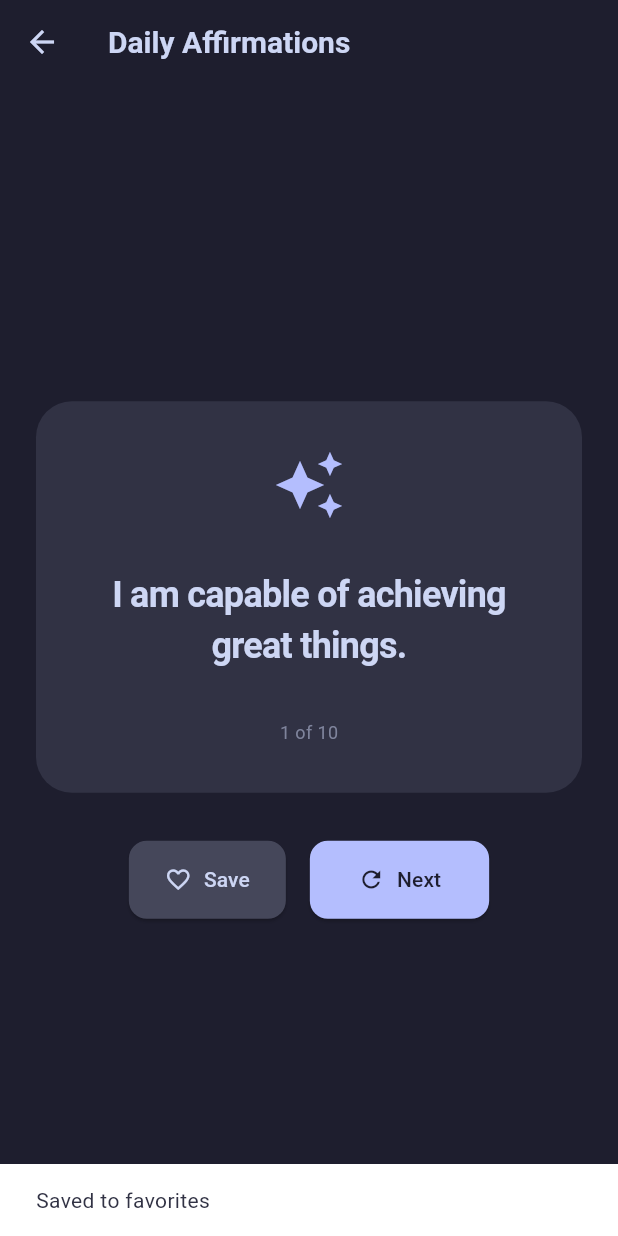
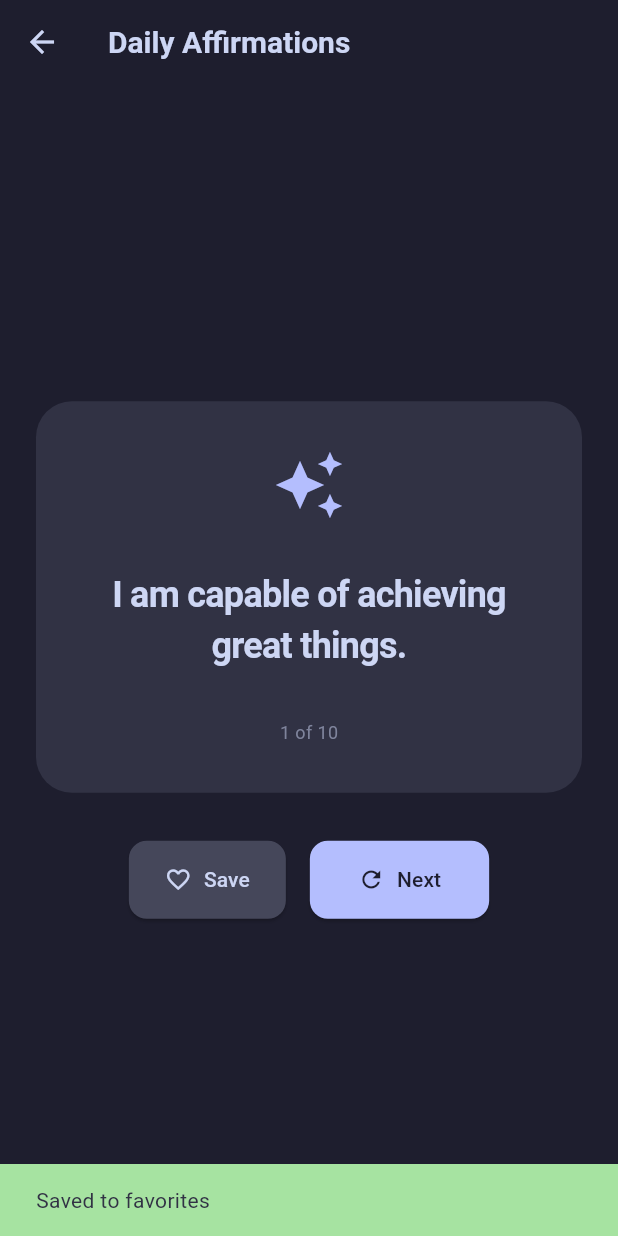
Before and after one commit to Motaphe/Jen, a Flutter app: the screen it shows after launch, after a tap on "Affirmations", after a tap on "Save", on a phone screen of 412 x 824 dp. Run offline on Flutter 3.47's test engine with Material 3 defaults, Android fonts, the phone set to English and light mode, and no system bars; our stand-ins replace fl_chart, shared_preferences, sqflite; accounts and stored records are empty.

Commit message:
feat: add haptic feedback and save animation to affirmations
- Add immediate haptic feedback on save button press
- Implement visual scale animation when saving
- Change icon to filled heart during save
- Change button color to green during save operation
- Improve SnackBar with green background color

```diff
--- a/lib/screens/affirmations_screen.dart
+++ b/lib/screens/affirmations_screen.dart
@@ -1,4 +1,5 @@
 import 'package:flutter/material.dart';
+import 'package:flutter/services.dart';
 import '../constants/colors.dart';
 import '../constants/text_styles.dart';
 import '../services/database_helper.dart';
@@ -14,6 +15,7 @@ class AffirmationsScreen extends StatefulWidget {
 
 class _AffirmationsScreenState extends State<AffirmationsScreen> {
   int currentIndex = 0;
+  bool _isSaving = false;
 
   final List<String> affirmations = [
     "I am capable of achieving great things.",
@@ -90,34 +92,52 @@ class _AffirmationsScreenState extends State<AffirmationsScreen> {
               Row(
                 mainAxisAlignment: MainAxisAlignment.center,
                 children: [
-                  ElevatedButton.icon(
+                  AnimatedScale(
+                    scale: _isSaving ? 0.95 : 1.0,
+                    duration: const Duration(milliseconds: 100),
+                    child: ElevatedButton.icon(
                       onPressed: () async {
+                        // Immediate haptic feedback
+                        HapticFeedback.mediumImpact();
+
+                        // Visual feedback
+                        setState(() {
+                          _isSaving = true;
+                        });
+
                         final messenger = ScaffoldMessenger.of(context);
                         final db = DatabaseHelper.instance;
                         await db.saveFavoriteAffirmation(
                           affirmations[currentIndex],
                         );
 
+                        // Reset animation state
+                        setState(() {
+                          _isSaving = false;
+                        });
+
                         if (mounted) {
                           messenger.showSnackBar(
-                          const SnackBar(
-                            content: Text('Saved to favorites'),
-                            duration: Duration(seconds: 1),
+                            SnackBar(
+                              content: const Text('Saved to favorites'),
+                              duration: const Duration(seconds: 1),
+                              backgroundColor: AppColors.green,
                             ),
                           );
                         }
                       },
-                    icon: const Icon(Icons.favorite_border),
+                      icon: Icon(_isSaving ? Icons.favorite : Icons.favorite_border),
                       label: const Text('Save'),
                       style: ElevatedButton.styleFrom(
-                      backgroundColor: AppColors.surface1,
-                      foregroundColor: AppColors.text,
+                        backgroundColor: _isSaving ? AppColors.green : AppColors.surface1,
+                        foregroundColor: _isSaving ? AppColors.base : AppColors.text,
                         padding: const EdgeInsets.symmetric(
                           horizontal: 24,
                           vertical: 16,
                         ),
                         shape: RoundedRectangleBorder(
                           borderRadius: BorderRadius.circular(12),
+                        ),
                       ),
                     ),
                   ),
--- a/lib/screens/breathing_screen.dart
+++ b/lib/screens/breathing_screen.dart
@@ -38,6 +38,8 @@ class _BreathingScreenState extends State<BreathingScreen>
     );
 
     _animationController.addStatusListener((status) {
+      if (!_isRunning) return; // Don't update if not running
+
       if (status == AnimationStatus.completed) {
         setState(() {
           _breathPhase = 'Exhale';
```
Lines whose indentation alone changed are shown as unchanged.
